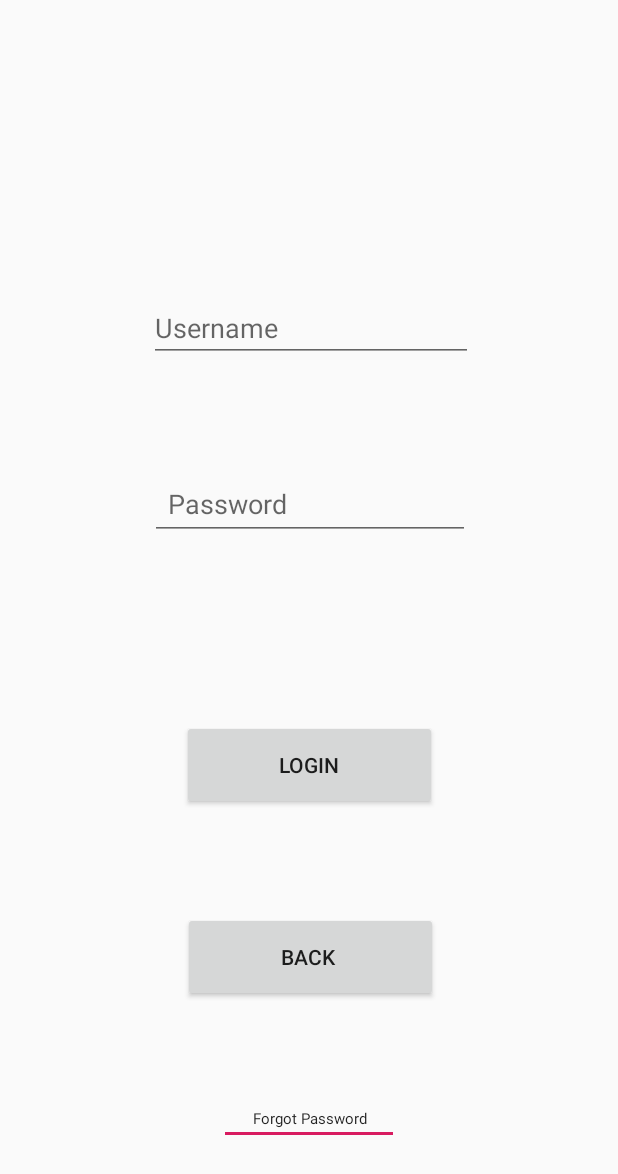
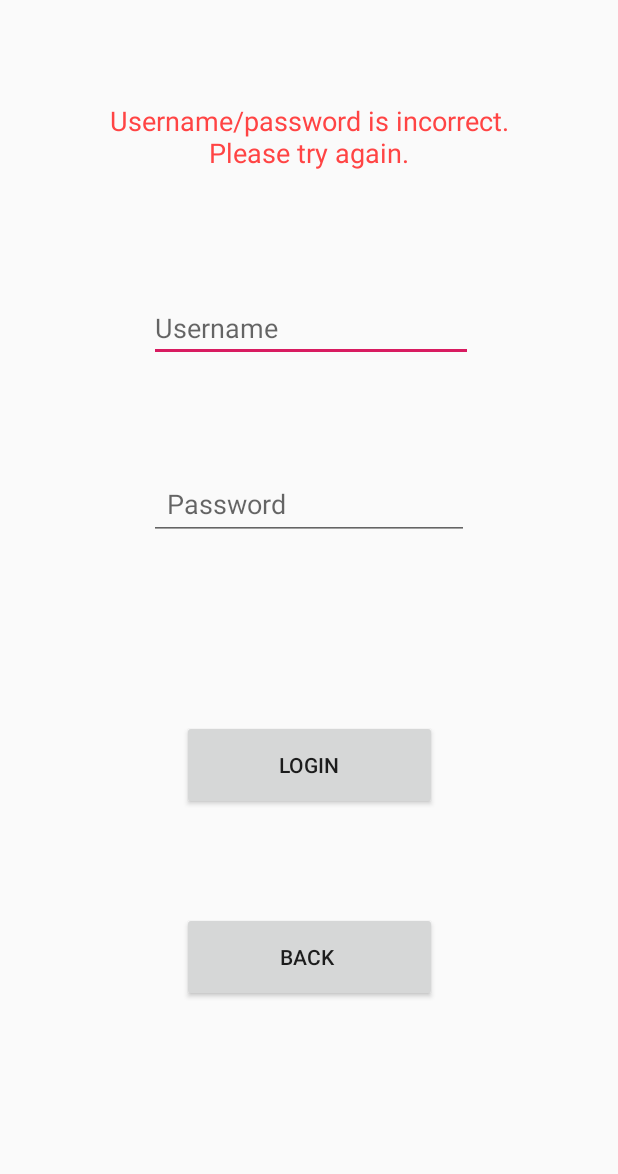
Before and after one commit to DanMakesGames/BMSRepo, an Android app: the LoginActivity screen opened directly, with no data from a screen before it, after a tap on "LOGIN", on a phone screen of 412 x 824 dp. Shown: the top 1174 px of the screen. Run offline under Robolectric (Android 15) with nearby library versions, the phone set to English and light mode, and no system bars.

Commit message:
finished debugging login and sign up pages. added error message on login page

```diff
--- a/app/src/main/java/com/example/durandal/budgetingmadesimple/LoginActivity.java
+++ b/app/src/main/java/com/example/durandal/budgetingmadesimple/LoginActivity.java
@@ -8,6 +8,7 @@ import android.util.Log;
 import android.view.View;
 import android.widget.Button;
 import android.widget.EditText;
+import android.widget.TextView;
 
 
 /**
@@ -21,6 +22,7 @@ public class LoginActivity extends AppCompatActivity {
     private Button loginButton;
     private EditText editPassword;
     private EditText editUsername;
+    private TextView textErrorMessage;
 
 
     @Override
@@ -31,6 +33,9 @@ public class LoginActivity extends AppCompatActivity {
         loginButton = (Button) findViewById(R.id.login_button);
         editPassword = (EditText) findViewById(R.id.edit_password);
         editUsername = (EditText) findViewById(R.id.edit_username);
+        textErrorMessage = (TextView) findViewById(R.id.text_error_message);
+
+        textErrorMessage.setAlpha(0);
 
         loginButton.setOnClickListener(new View.OnClickListener() {
             @Override
@@ -80,6 +85,8 @@ public class LoginActivity extends AppCompatActivity {
                     loginButton.setEnabled(true);
                     editUsername.setText("");
                     editPassword.setText("");
+
+                    textErrorMessage.setAlpha(1);
                 }
 
             }
--- a/app/src/main/res/layout/activity_login.xml
+++ b/app/src/main/res/layout/activity_login.xml
@@ -1,6 +1,5 @@
 <?xml version="1.0" encoding="utf-8"?>
-<android.support.constraint.ConstraintLayout
-    xmlns:android="http://schemas.android.com/apk/res/android"
+<android.support.constraint.ConstraintLayout xmlns:android="http://schemas.android.com/apk/res/android"
     xmlns:app="http://schemas.android.com/apk/res-auto"
     xmlns:tools="http://schemas.android.com/tools"
     android:layout_width="match_parent"
@@ -19,6 +18,7 @@
         android:inputType="textPersonName"
         app:layout_constraintBottom_toBottomOf="parent"
         app:layout_constraintEnd_toEndOf="parent"
+        app:layout_constraintHorizontal_bias="0.5"
         app:layout_constraintStart_toStartOf="parent"
         app:layout_constraintTop_toTopOf="parent"
         app:layout_constraintVertical_bias="0.243" />
@@ -35,9 +35,10 @@
         android:hint="Password"
         android:inputType="textPersonName"
         android:padding="12dp"
+        android:password="true"
         app:layout_constraintBottom_toBottomOf="parent"
         app:layout_constraintEnd_toEndOf="parent"
-        app:layout_constraintHorizontal_bias="0.503"
+        app:layout_constraintHorizontal_bias="0.5"
         app:layout_constraintStart_toStartOf="parent"
         app:layout_constraintTop_toBottomOf="@+id/edit_username"
         app:layout_constraintVertical_bias="0.12" />
@@ -53,7 +54,7 @@
         android:text="Login"
         app:layout_constraintBottom_toBottomOf="parent"
         app:layout_constraintEnd_toEndOf="parent"
-        app:layout_constraintHorizontal_bias="0.502"
+        app:layout_constraintHorizontal_bias="0.5"
         app:layout_constraintStart_toStartOf="parent"
         app:layout_constraintTop_toBottomOf="@+id/edit_password"
         app:layout_constraintVertical_bias="0.289" />
@@ -69,29 +70,27 @@
         android:text="back "
         app:layout_constraintBottom_toBottomOf="parent"
         app:layout_constraintEnd_toEndOf="parent"
-        app:layout_constraintHorizontal_bias="0.505"
+        app:layout_constraintHorizontal_bias="0.5"
         app:layout_constraintStart_toStartOf="parent"
         app:layout_constraintTop_toBottomOf="@+id/login_button"
         app:layout_constraintVertical_bias="0.29" />
 
-    <EditText
-        android:id="@+id/editText"
-        android:layout_width="wrap_content"
+    <TextView
+        android:id="@+id/text_error_message"
+        android:layout_width="285dp"
         android:layout_height="wrap_content"
         android:layout_marginStart="8dp"
         android:layout_marginTop="8dp"
         android:layout_marginEnd="8dp"
         android:layout_marginBottom="8dp"
-        android:ems="10"
-        android:inputType="textPersonName"
-        android:singleLine="false"
-        android:text="Forgot Password"
+        android:text="Username/password is incorrect. Please try again."
         android:textAlignment="center"
-        android:textColorLink="@color/colorAccent"
-        android:textSize="10sp"
-        android:typeface="normal"
-        app:layout_constraintBottom_toBottomOf="parent"
+        android:textColor="@android:color/holo_red_light"
+        android:textSize="18sp"
+        app:layout_constraintBottom_toTopOf="@+id/edit_username"
         app:layout_constraintEnd_toEndOf="parent"
+        app:layout_constraintHorizontal_bias="0.5"
         app:layout_constraintStart_toStartOf="parent"
-        app:layout_constraintTop_toBottomOf="@+id/back" />
+        app:layout_constraintTop_toTopOf="parent"
+        app:layout_constraintVertical_bias="0.45" />
 </android.support.constraint.ConstraintLayout>
```
Also changed, not shown: app/src/main/java/com/example/durandal/budgetingmadesimple/SignUpActivity.java (+10 -10 lines).
